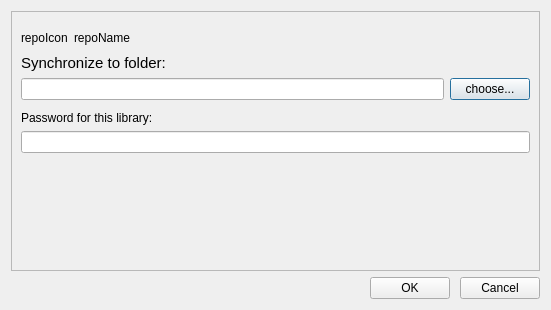
haiwen/seafile-client, file ui/download-repo-dialog.ui: the form before one commit.
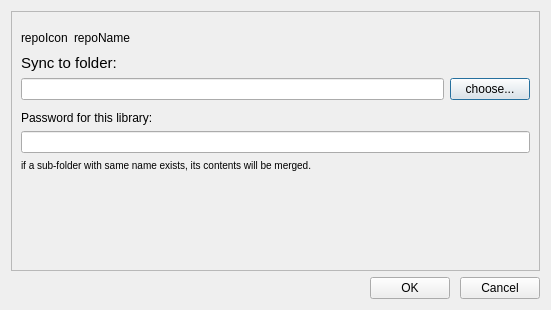
The form after the commit.

Commit message: improve words in download repo dialog

Diff of the .ui file:
```diff
--- a/ui/download-repo-dialog.ui
+++ b/ui/download-repo-dialog.ui
@@ -90,7 +90,7 @@
            <number>0</number>
           </property>
           <property name="text">
-           <string notr="true">Synchronize to folder:</string>
+           <string notr="true">Sync to folder:</string>
           </property>
          </widget>
         </item>
@@ -145,6 +145,18 @@
           </property>
          </widget>
         </item>
+        <item>
+         <widget class="QLabel" name="mMergeHint">
+          <property name="font">
+           <font>
+            <strikeout>false</strikeout>
+           </font>
+          </property>
+          <property name="text">
+           <string notr="true">&lt;small&gt;if a sub-folder with same name exists, its contents will be merged.&lt;/small&gt;</string>
+          </property>
+         </widget>
+        </item>
        </layout>
       </item>
       <item>
@@ -155,19 +167,6 @@
         <property name="sizeHint" stdset="0">
          <size>
           <width>20</width>
-          <height>0</height>
-         </size>
-        </property>
-       </spacer>
-      </item>
-      <item>
-       <spacer name="verticalSpacer_2">
-        <property name="orientation">
-         <enum>Qt::Vertical</enum>
-        </property>
-        <property name="sizeHint" stdset="0">
-         <size>
-          <width>20</width>
           <height>18</height>
          </size>
         </property>
```
Left out of the diff: 1 changed line with no effect on the pictures. The commit also changes 1 other file.
